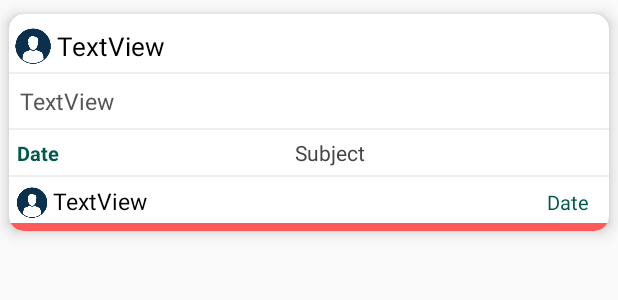
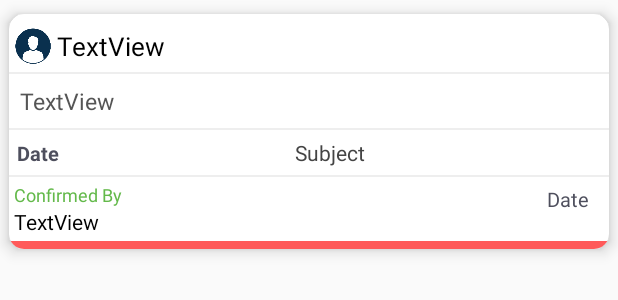
Before and after one commit to Venumarious/myTabs, an Android app: the layout card_lsttemplate.xml on its own in the app's theme, with its tools: preview values and no code run, on a phone screen of 412 x 824 dp. Shown: the top 300 px of the screen. Run offline under Robolectric (Android 15) with nearby library versions, the phone set to English and light mode, and no system bars.

Commit message:
Added 1 more tab style

```diff
--- a/app/src/main/java/com/adapter/AllListAdapter.java
+++ b/app/src/main/java/com/adapter/AllListAdapter.java
@@ -75,7 +75,8 @@ public class AllListAdapter extends BaseAdapter {
 
         LinearLayout llClr =view.findViewById(R.id.llClr);
         if (p.clr.equals("#ffffff")){
-            llClr.setVisibility(View.GONE);
+            //llClr.setVisibility(View.GONE);
+            llClr.setBackgroundColor(Color.parseColor(p.clr) );
         }else{
             llClr.setBackgroundColor(Color.parseColor(p.clr) );
         }
@@ -86,5 +87,4 @@ public class AllListAdapter extends BaseAdapter {
     AllListClass getProduct(int position) {
         return ((AllListClass) getItem(position));
     }
-
 }
--- a/app/src/main/java/com/eduadministrative/mytabs/TabFragment1.java
+++ b/app/src/main/java/com/eduadministrative/mytabs/TabFragment1.java
@@ -56,8 +56,6 @@ public class TabFragment1 extends Fragment implements View.OnClickListener {
         noPostLayout = (LinearLayout) view.findViewById(R.id.noPostLayout);
         noPostLayout.setVisibility(View.GONE);
 
-        getJSON_Brnch("http://eduadministrative.com/Get_Branch.aspx?schId=9&logId=152");
-
         spnBrnch.setOnItemSelectedListener(new AdapterView.OnItemSelectedListener() {
             @Override
             public void onItemSelected(AdapterView<?> parent, View view, int position, long id) {
@@ -84,7 +82,7 @@ public class TabFragment1 extends Fragment implements View.OnClickListener {
     @Override
     public void onResume() {
         super.onResume();
-
+        getJSON_Brnch("http://eduadministrative.com/Get_Branch.aspx?schId=9&logId=152");
     }
 
     @Override
--- /dev/null
+++ b/app/src/main/res/layout/call_fragment.xml
@@ -0,0 +1,6 @@
+<?xml version="1.0" encoding="utf-8"?>
+<LinearLayout xmlns:android="http://schemas.android.com/apk/res/android"
+    android:orientation="vertical" android:layout_width="match_parent"
+    android:layout_height="match_parent">
+
+</LinearLayout>
--- a/app/src/main/res/layout/card_lsttemplate.xml
+++ b/app/src/main/res/layout/card_lsttemplate.xml
@@ -18,14 +18,14 @@
             android:layout_width="match_parent"
             android:layout_height="wrap_content"
             android:orientation="vertical"
-            android:padding="0dp">
+            android:padding="0dp" >
 
             <LinearLayout
                 android:layout_width="match_parent"
                 android:layout_height="wrap_content"
                 android:orientation="horizontal"
                 android:layout_marginRight="7dp"
-                android:layout_marginTop="5dp">
+                android:layout_marginTop="5dp" >
 
                 <ImageView
                     android:layout_width="32dp"
@@ -91,34 +91,41 @@
                     android:textColor="#444" />
             </LinearLayout>
 
+            <LinearLayout
+                android:id="@+id/llCnfrm"
+                android:layout_width="match_parent"
+                android:layout_height="wrap_content"
+                android:orientation="vertical">
                 <View
                     android:layout_width="match_parent"
                     android:layout_height="1dp"
                     android:background="#eee" />
-
                 <LinearLayout
-                android:id="@+id/llCnfrm"
                     android:layout_width="match_parent"
                     android:layout_height="wrap_content"
                     android:orientation="horizontal"
-                android:layout_margin="3dp">
+                    android:layout_margin="3dp" >
 
-                <ImageView
-                    android:layout_width="24dp"
-                    android:layout_height="24dp"
-                    android:src="@mipmap/face_swap"
-                    android:paddingTop="3sp"
-                    android:layout_marginRight="2dp"/>
-
+                    <LinearLayout
+                        android:layout_width="wrap_content"
+                        android:layout_height="wrap_content"
+                        android:orientation="vertical">
+                        <TextView
+                            android:layout_width="wrap_content"
+                            android:layout_height="wrap_content"
+                            android:text="Confirmed By"
+                            android:textColor="@color/goodRemark"
+                            android:textSize="12dp"/>
                         <TextView
                             android:id="@+id/txtCnfrmBy"
                             android:layout_width="wrap_content"
                             android:layout_height="wrap_content"
                             android:textColor="@android:color/black"
                             android:text="TextView"
-                    android:textSize="15dp"
-                    android:paddingTop="2dp"
+                            android:textSize="14dp"
+                            android:paddingTop="0dp"
                             android:paddingBottom="0dp" />
+                    </LinearLayout>
 
                     <TextView
                         android:id="@+id/txtCnfrmDt"
@@ -131,6 +138,7 @@
                         android:paddingTop="2dp"
                         android:paddingBottom="0dp"
                         android:paddingRight="10dp"/>
+                </LinearLayout>
             </LinearLayout>
 
             <LinearLayout
--- /dev/null
+++ b/app/src/main/res/layout/contact_fragment.xml
@@ -0,0 +1,6 @@
+<?xml version="1.0" encoding="utf-8"?>
+<LinearLayout xmlns:android="http://schemas.android.com/apk/res/android"
+    android:orientation="vertical" android:layout_width="match_parent"
+    android:layout_height="match_parent">
+
+</LinearLayout>
--- /dev/null
+++ b/app/src/main/res/layout/fav_fragment.xml
@@ -0,0 +1,6 @@
+<?xml version="1.0" encoding="utf-8"?>
+<LinearLayout xmlns:android="http://schemas.android.com/apk/res/android"
+    android:orientation="vertical" android:layout_width="match_parent"
+    android:layout_height="match_parent">
+
+</LinearLayout>
--- a/app/src/main/res/values/colors.xml
+++ b/app/src/main/res/values/colors.xml
@@ -1,14 +1,14 @@
 <?xml version="1.0" encoding="utf-8"?>
 <resources>
-    <color name="colorPrimary">#008577</color>
-    <color name="colorPrimaryDark">#00574B</color>
+    <color name="colorPrimary">#7a7c99</color>
+    <color name="colorPrimaryDark">#4e4f5d</color>
     <color name="colorAccent">#D81B60</color>
 
     <color name="backClr">#e5e5e5</color>
     <color name="btnColor">#1dcac4</color>
     <color name="hmBack">#fff1c9</color>
     <color name="chatSettingsBackground">#bbdefb</color>
-    <color name="goodRemark">#4baa65</color>
+    <color name="goodRemark">#63b94a</color>
     <color name="badRemark">#ff5a5a</color>
     <color name="noRemark">#ffffff</color>
     <color name="hoverClr">#18eee7</color>
```
Also changed, not shown: app/src/main/AndroidManifest.xml (+7 -7 lines), app/src/main/java/com/TabExample3/Fragment_Call.java (added, +25 -0 lines), app/src/main/java/com/TabExample3/Fragment_Contact.java (added, +24 -0 lines), app/src/main/java/com/TabExample3/Fragment_Fav.java (added, +24 -0 lines), app/src/main/java/com/TabExample3/MainActivity2.java (added, +35 -0 lines), app/src/main/java/com/TabExample3/ViewPagerAdapter.java (added, +40 -0 lines), app/src/main/java/com/eduadministrative/mytabs/TabFragment2.java (+4 -4 lines), app/src/main/res/layout/activity_main2.xml (added, +37 -0 lines). Lines whose indentation alone changed are shown as unchanged.
